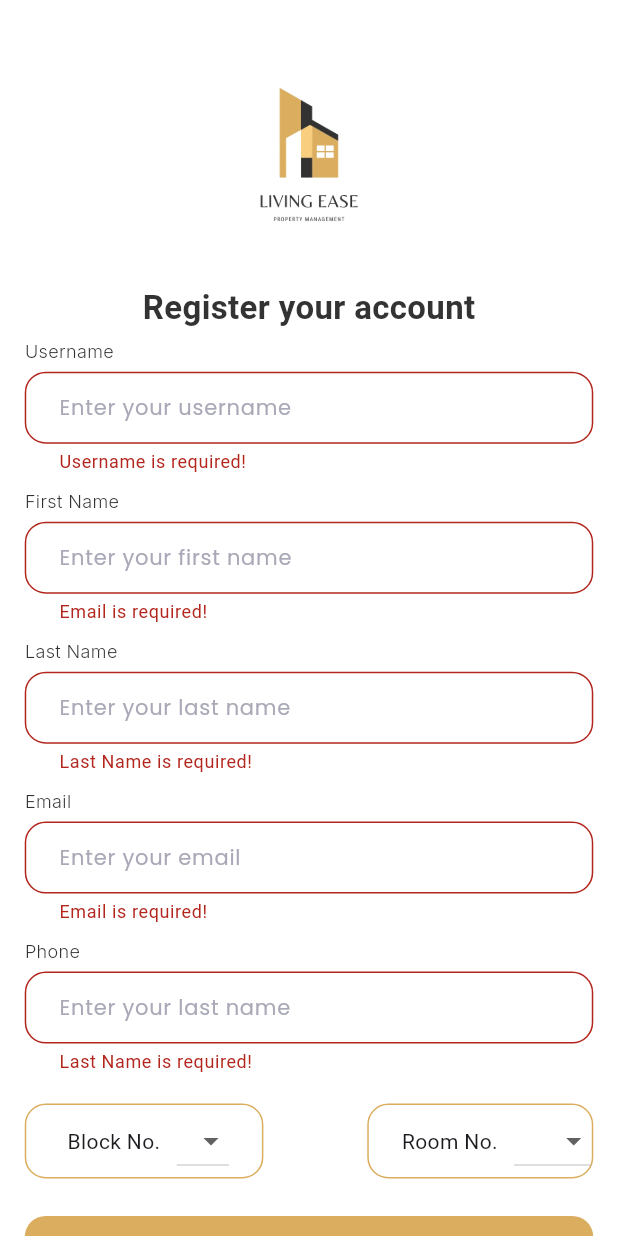
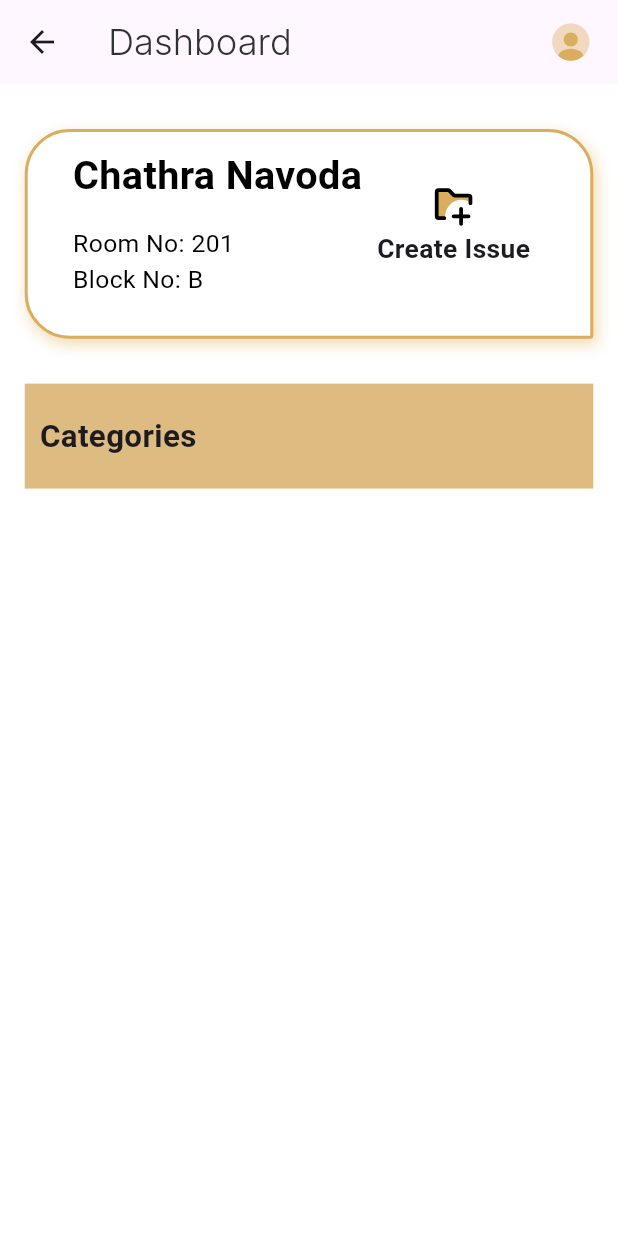
Before and after one commit to ChathraNavoda/LivingEase, a Flutter app: the RegisterScreen screen opened directly, after a tap on "Register", on a phone screen of 412 x 824 dp. Run offline on Flutter 3.47's test engine with Material 3 defaults, Android fonts, the phone set to English and light mode, and no system bars; our stand-ins replace flutter_screenutil, flutter_svg, google_fonts.

Commit message:
Home screen and color definition

```diff
--- a/lib/features/auth/screens/login_screen.dart
+++ b/lib/features/auth/screens/login_screen.dart
@@ -5,6 +5,7 @@ import 'package:livingease/common/custom_text_field.dart';
 import 'package:livingease/common/spacing.dart';
 import 'package:livingease/features/auth/screens/register_screen.dart';
 import 'package:livingease/features/auth/widgets/custom_button.dart';
+import 'package:livingease/features/home/screens/home_screen.dart';
 import 'package:livingease/theme/colors.dart';
 import 'package:livingease/theme/text_theme.dart';
 
@@ -95,9 +96,15 @@ class _LoginScreenState extends State<LoginScreen> {
                   buttonText: 'Login',
                   buttonColor: Colors.white,
                   onTap: () {
-                    if (_formKey.currentState!.validate()) {
-                      print("Validated!");
-                    }
+                    // if (_formKey.currentState!.validate()) {
+                    //   print("Validated!");
+                    // }
+                    Navigator.push(
+                      context,
+                      MaterialPageRoute(
+                        builder: (context) => const HomeScreen(),
+                      ),
+                    );
                   },
                   size: 16,
                 ),
--- a/lib/features/auth/screens/register_screen.dart
+++ b/lib/features/auth/screens/register_screen.dart
@@ -5,6 +5,7 @@ import 'package:livingease/common/custom_text_field.dart';
 import 'package:livingease/common/spacing.dart';
 import 'package:livingease/features/auth/screens/login_screen.dart';
 import 'package:livingease/features/auth/widgets/custom_button.dart';
+import 'package:livingease/features/home/screens/home_screen.dart';
 import 'package:livingease/theme/colors.dart';
 import 'package:livingease/theme/text_theme.dart';
 
@@ -263,7 +264,13 @@ class _RegisterScreenState extends State<RegisterScreen> {
                   onTap: () {
                     print(selectedBlock);
                     print(selectedRoom);
-                    if (_formKey.currentState!.validate()) {}
+                    //if (_formKey.currentState!.validate()) {}
+                    Navigator.push(
+                      context,
+                      MaterialPageRoute(
+                        builder: (context) => const HomeScreen(),
+                      ),
+                    );
                   },
                   size: 15,
                 ),
--- /dev/null
+++ b/lib/features/home/screens/home_screen.dart
@@ -0,0 +1,156 @@
+import 'package:flutter/material.dart';
+import 'package:flutter_screenutil/flutter_screenutil.dart';
+import 'package:flutter_svg/flutter_svg.dart';
+import 'package:livingease/common/constant.dart';
+import 'package:livingease/common/spacing.dart';
+import 'package:livingease/theme/colors.dart';
+import 'package:livingease/theme/text_theme.dart';
+
+class HomeScreen extends StatefulWidget {
+  const HomeScreen({super.key});
+
+  @override
+  State<HomeScreen> createState() => _HomeScreenState();
+}
+
+class _HomeScreenState extends State<HomeScreen> {
+  @override
+  Widget build(BuildContext context) {
+    return Scaffold(
+      backgroundColor: Colors.white,
+      appBar: AppBar(
+        title: Text(
+          "Dashboard",
+          style: AppTextTheme.kLabelStyle.copyWith(fontSize: 22.sp),
+        ),
+        actions: [
+          Padding(
+            padding: EdgeInsets.only(right: 15.w),
+            child: InkWell(
+              borderRadius: BorderRadius.circular(30.0),
+              onTap: () {},
+              child: SizedBox(
+                width: 30.0,
+                height: 30.0,
+                child: SvgPicture.asset(AppConstants.profile),
+              ),
+            ),
+          ),
+        ],
+      ),
+      body: Padding(
+        padding: EdgeInsets.symmetric(horizontal: 15.w, vertical: 10.h),
+        child: Column(
+          children: [
+            heightSpacer(20),
+            Container(
+              height: 140.h,
+              width: double.maxFinite,
+              decoration: const ShapeDecoration(
+                color: Colors.white,
+                shape: RoundedRectangleBorder(
+                  side: BorderSide(
+                    width: 2,
+                    color: AppColors.kIndianYellow,
+                  ),
+                  borderRadius: BorderRadius.only(
+                    topLeft: Radius.circular(30),
+                    topRight: Radius.circular(30),
+                    bottomLeft: Radius.circular(30),
+                    bottomRight: Radius.circular(2),
+                  ),
+                ),
+                shadows: [
+                  BoxShadow(
+                    color: Color.fromARGB(255, 242, 219, 179),
+                    blurRadius: 8,
+                    offset: Offset(2, 4),
+                    spreadRadius: 0,
+                  ),
+                ],
+              ),
+              child: Padding(
+                padding: const EdgeInsets.all(10),
+                child: Row(
+                  mainAxisAlignment: MainAxisAlignment.center,
+                  children: [
+                    Column(
+                      crossAxisAlignment: CrossAxisAlignment.start,
+                      children: [
+                        Text(
+                          "Chathra Navoda",
+                          style: TextStyle(
+                            fontWeight: FontWeight.w700,
+                            color: Colors.black,
+                            fontSize: 24.sp,
+                          ),
+                        ),
+                        heightSpacer(15),
+                        Text(
+                          "Room No: 201",
+                          style: TextStyle(
+                            color: Colors.black,
+                            fontSize: 15.sp,
+                          ),
+                        ),
+                        Text(
+                          "Block No: B",
+                          style: TextStyle(
+                            color: Colors.black,
+                            fontSize: 15.sp,
+                          ),
+                        ),
+                      ],
+                    ),
+                    Padding(
+                      padding: const EdgeInsets.symmetric(
+                          vertical: 25, horizontal: 10),
+                      child: Column(
+                        children: [
+                          SvgPicture.asset(
+                            AppConstants.createIssue,
+                            width: 30.0,
+                            height: 30.0,
+                          ),
+                          Text(
+                            "Create Issue",
+                            style: TextStyle(
+                              fontSize: 16.sp,
+                              fontWeight: FontWeight.w700,
+                            ),
+                          )
+                        ],
+                      ),
+                    ),
+                  ],
+                ),
+              ),
+            ),
+            heightSpacer(30),
+            Container(
+              width: double.maxFinite,
+              color: AppColors.kIndianYellowLight,
+              child: Column(
+                crossAxisAlignment: CrossAxisAlignment.start,
+                children: [
+                  heightSpacer(20),
+                  Padding(
+                    padding: const EdgeInsets.only(left: 10),
+                    child: Text(
+                      "Categories",
+                      style: TextStyle(
+                        fontSize: 19.sp,
+                        fontWeight: FontWeight.w700,
+                      ),
+                    ),
+                  ),
+                  heightSpacer(20),
+                ],
+              ),
+            )
+          ],
+        ),
+      ),
+    );
+  }
+}
--- a/lib/theme/colors.dart
+++ b/lib/theme/colors.dart
@@ -24,6 +24,7 @@ class AppColors {
   AppColors._();
   static const Color kPrimaryColor = Color(0xFF11212E);
   static const Color kIndianYellow = Color(0xFFDBAD5F);
+  static const Color kIndianYellowLight = Color.fromARGB(255, 221, 187, 129);
   static const Color kLightBlue = Color(0xFF6DA7FF);
   static const Color kSecondaryColor = Color(0xFF323232);
   static const Color kBackgroundColor = Colors.white;
--- a/pubspec.yaml
+++ b/pubspec.yaml
@@ -18,6 +18,7 @@ dependencies:
   google_fonts: ^6.2.1
   provider: ^6.1.2
   flutter_screenutil: ^5.9.3
+  flutter_svg: ^2.0.10+1
 
 dev_dependencies:
   flutter_test:
```
Also changed, not shown: assets/create_issue.svg (added), assets/profile.svg (added), pubspec.lock.
